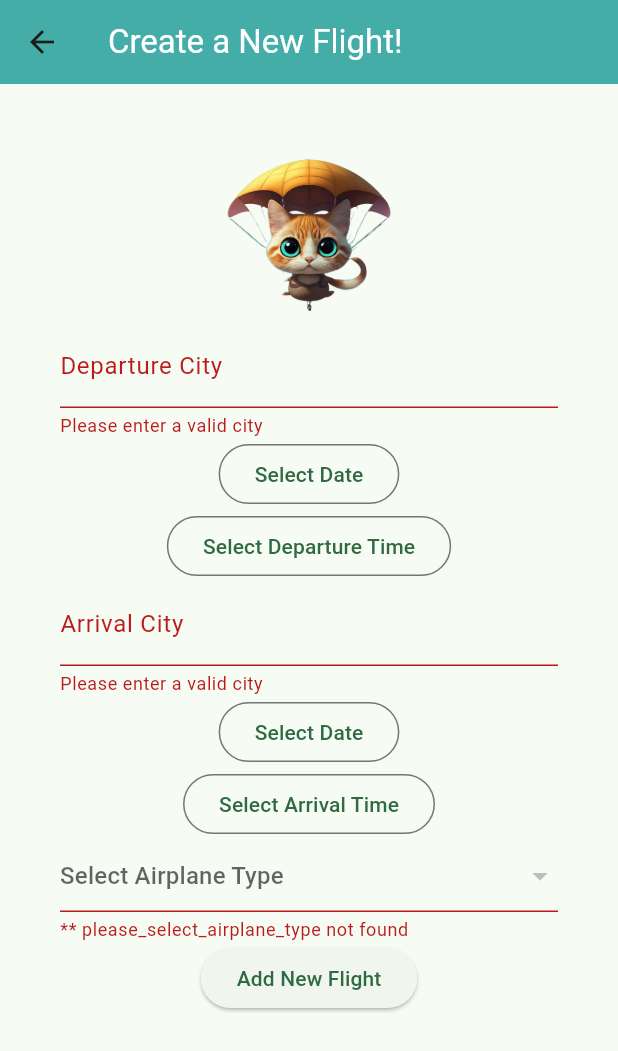
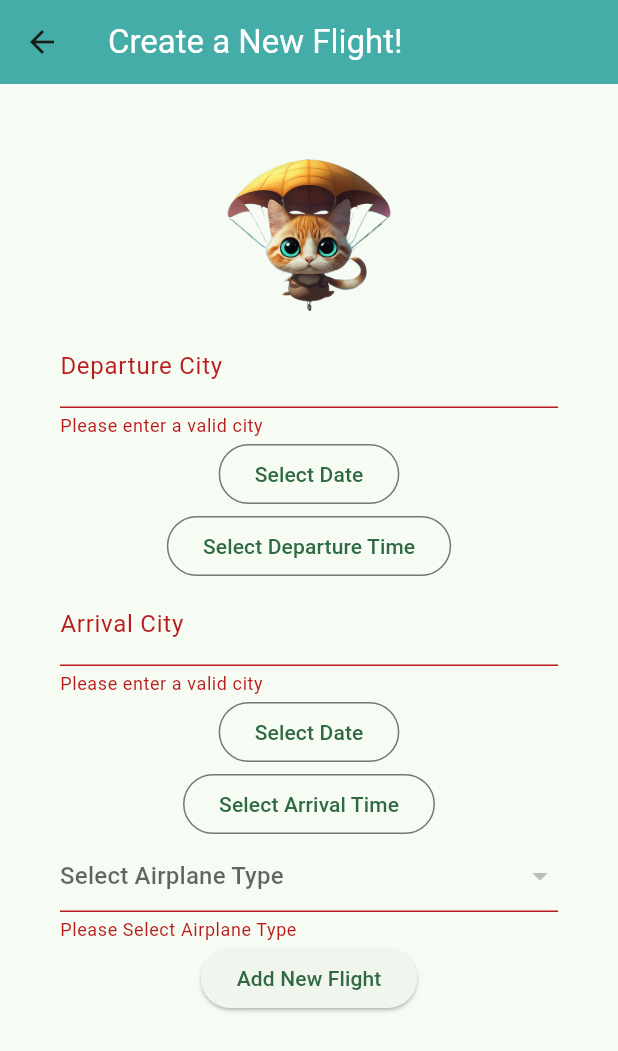
Before and after one commit to koloyyee/i_can_fly, a Flutter app: the AddFlightPage screen opened by its route, after a tap on "Add New Flight", on a phone screen of 412 x 824 dp. Shown: the top 1051 px of the screen. Run offline on Flutter 3.47's test engine with Material 3 defaults, Android fonts, the phone set to English and light mode, and no system bars; our stand-ins replace floor, fluttertoast, shared_preferences, sqflite; missing offline and left inert: encrypted_shared_preferences; accounts and stored records are empty; generated files the repository leaves out were written again.

Commit message:
update: lookupTranslate with fallback value

```diff
--- a/lib/utils/helpers.dart
+++ b/lib/utils/helpers.dart
@@ -25,8 +25,10 @@ String snakeToCapitalize(String snake_case) {
 /// if the key is not in snake_case, it will return the capitalized version of the translation
 String lookupTranslate(BuildContext context, String translateKey) {
   if (translateKey.isEmpty) return translateKey;
-  String? translated = AppLocalizations.of(context)?.translate(translateKey.toLowerCase());
-  return translateKey.contains("_")
-      ? translated ?? snakeToCapitalize(translateKey)
-      : translated ?? capitalizedWord(translateKey);
+  String? translated =
+      AppLocalizations.of(context)?.translate(translateKey.toLowerCase());
+
+  return translated!.contains("not found") && translated.contains("**")?
+  translateKey.contains("_") ?  snakeToCapitalize(translateKey) : capitalizedWord(translateKey) :
+  translated;
 }
```
Also changed, not shown: lib/main.dart (+7 -6 lines), lib/page/flight/view_flights_list.dart (+5 -5 lines).
